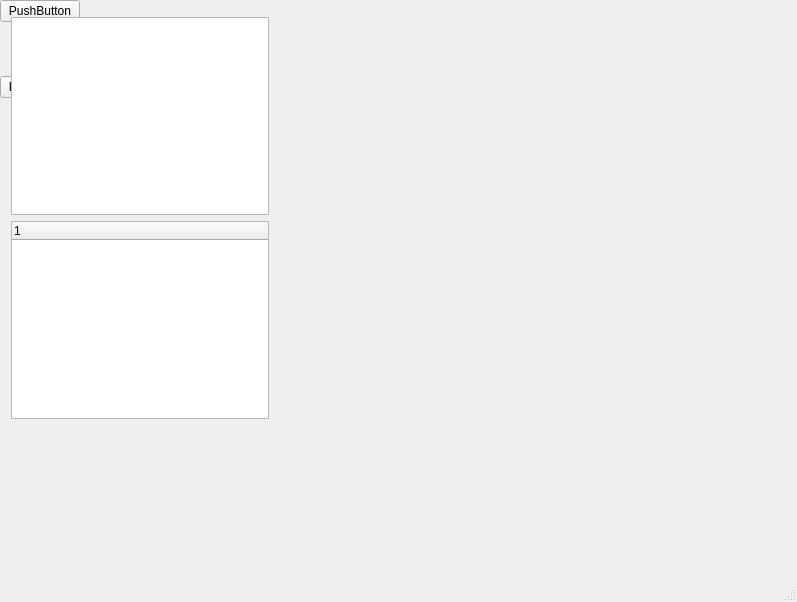
Before: the Qt Designer form Worksheet6/QT_first_project/mainwindow.ui in HarshalSaiKanumuri/2023_eeyhk3, drawn with Qt 5.
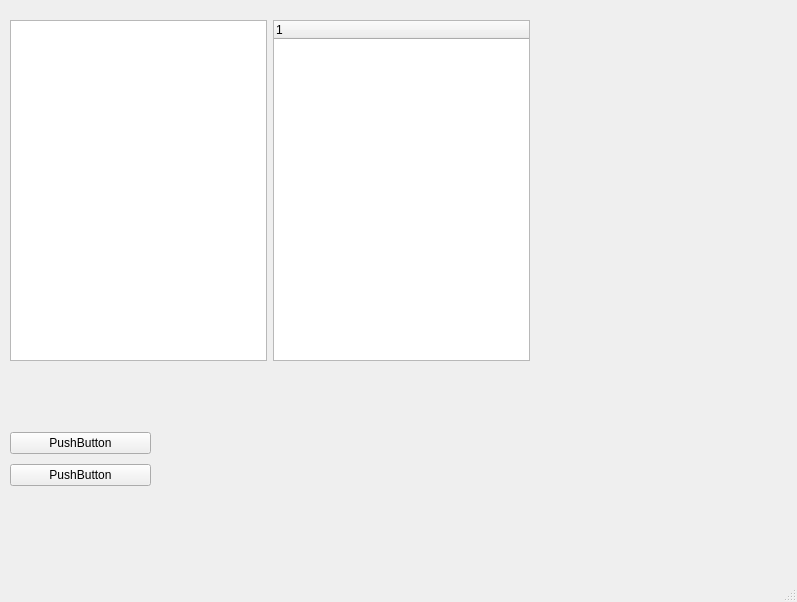
After: the same form once the commit is applied.

Diff of the .ui file:
```diff
--- a/Worksheet6/QT_first_project/mainwindow.ui
+++ b/Worksheet6/QT_first_project/mainwindow.ui
@@ -14,15 +14,16 @@
    <string>MainWindow</string>
   </property>
   <widget class="QWidget" name="centralwidget">
-   <widget class="QWidget" name="">
-    <layout class="QVBoxLayout" name="verticalLayout_3">
-     <item>
-      <widget class="QPushButton" name="pushButton_2">
-       <property name="text">
-        <string>PushButton</string>
-       </property>
-      </widget>
-     </item>
+   <widget class="QWidget" name="layoutWidget">
+    <property name="geometry">
+     <rect>
+      <x>10</x>
+      <y>380</y>
+      <width>141</width>
+      <height>110</height>
+     </rect>
+    </property>
+    <layout class="QVBoxLayout" name="verticalLayout">
      <item>
       <spacer name="horizontalSpacer">
        <property name="orientation">
@@ -36,6 +37,13 @@
        </property>
       </spacer>
      </item>
+     <item>
+      <widget class="QPushButton" name="pushButton_2">
+       <property name="text">
+        <string>PushButton</string>
+       </property>
+      </widget>
+     </item>
      <item>
       <widget class="QPushButton" name="pushButton">
        <property name="text">
@@ -45,19 +53,25 @@
      </item>
     </layout>
    </widget>
+   <widget class="QWidget" name="widget" native="true">
+    <property name="geometry">
+     <rect>
+      <x>10</x>
+      <y>0</y>
+      <width>661</width>
+      <height>361</height>
+     </rect>
+    </property>
    <widget class="QWidget" name="">
     <property name="geometry">
      <rect>
-      <x>11</x>
-      <y>11</y>
-      <width>258</width>
-      <height>408</height>
-     </rect>
-    </property>
-    <layout class="QVBoxLayout" name="verticalLayout">
-     <item>
-      <widget class="QWidget" name="widget" native="true"/>
-     </item>
+       <x>0</x>
+       <y>20</y>
+       <width>520</width>
+       <height>341</height>
+      </rect>
+     </property>
+     <layout class="QHBoxLayout" name="horizontalLayout">
      <item>
       <widget class="QTreeView" name="treeView"/>
      </item>
@@ -71,6 +85,7 @@
       </widget>
      </item>
     </layout>
+    </widget>
    </widget>
   </widget>
   <widget class="QMenuBar" name="menubar">
```
Lines whose indentation alone changed are shown as unchanged.
